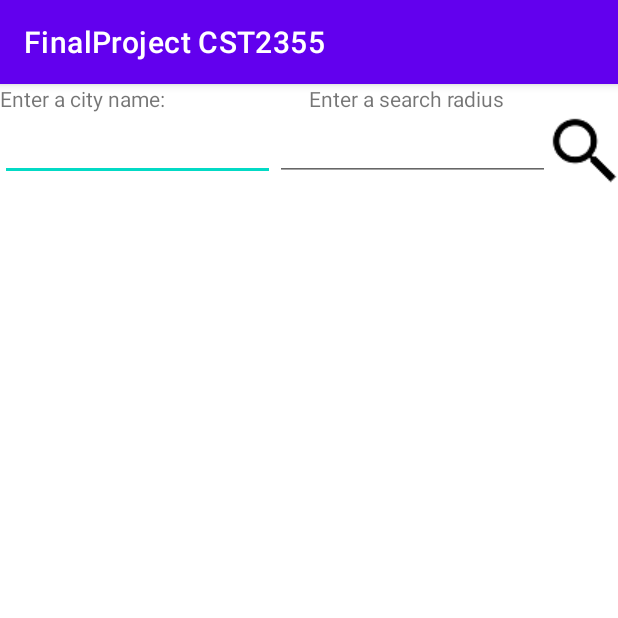
After one commit to MikeHansen45/FinalProject, an Android app: the TicketMasterActivity screen opened directly, with no data from a screen before it, on a phone screen of 412 x 824 dp, the top half of it. The commit adds this screen. Run offline under Robolectric (Android 15) with nearby library versions, the phone set to English and light mode, and no system bars.

Commit message:
Added connection to ticket master and basic parsing started building the class to hold ticketmaster info

```diff
--- a/app/src/main/AndroidManifest.xml
+++ b/app/src/main/AndroidManifest.xml
@@ -1,6 +1,7 @@
 <?xml version="1.0" encoding="utf-8"?>
 <manifest xmlns:android="http://schemas.android.com/apk/res/android"
     package="com.example.finalproject">
+    <uses-permission android:name="android.permission.INTERNET"/>
 
     <application
         android:allowBackup="true"
@@ -9,6 +10,7 @@
         android:roundIcon="@mipmap/ic_launcher_round"
         android:supportsRtl="true"
         android:theme="@style/Theme.FinalProject">
+        <activity android:name=".TicketMasterActivity"></activity>
         <activity android:name=".MainActivity">
             <intent-filter>
                 <action android:name="android.intent.action.MAIN" />
--- /dev/null
+++ b/app/src/main/java/com/example/finalproject/Event.java
@@ -0,0 +1,4 @@
+package com.example.finalproject;
+
+public class Event {
+}
--- /dev/null
+++ b/app/src/main/java/com/example/finalproject/TicketMasterActivity.java
@@ -0,0 +1,110 @@
+package com.example.finalproject;
+
+import androidx.appcompat.app.AppCompatActivity;
+
+import android.os.AsyncTask;
+import android.os.Bundle;
+import android.util.Log;
+import android.view.View;
+import android.widget.EditText;
+import android.widget.ImageButton;
+import android.widget.ProgressBar;
+
+import org.json.JSONArray;
+import org.json.JSONObject;
+
+import java.io.BufferedReader;
+import java.io.InputStream;
+import java.io.InputStreamReader;
+import java.net.HttpURLConnection;
+import java.net.URL;
+import java.util.Iterator;
+
+public class TicketMasterActivity extends AppCompatActivity {
+    private ImageButton search_IB;
+    private EditText cityName_ET;
+    private EditText radius_ET;
+    private ProgressBar search_PB;
+
+    @Override
+    protected void onCreate(Bundle savedInstanceState) {
+        super.onCreate(savedInstanceState);
+        setContentView(R.layout.activity_ticket_master);
+
+        //Assigns all the xml item ids to their java variables
+        search_IB = findViewById(R.id.search_IB);
+        cityName_ET = findViewById(R.id.cityName_ET);
+        radius_ET = findViewById(R.id.radius_ET);
+        search_PB = findViewById(R.id.searchPB);
+
+        search_IB.setOnClickListener(new View.OnClickListener() {
+            @Override
+            public void onClick(View v) {
+                //apikey=ZeH2TvddeHJytkYTsWA4F3GQ9gIWaVZB
+                // https://app.ticketmaster.com/discovery/v2/events.json?apikey=ZeH2TvddeHJytkYTsWA4F3GQ9gIWaVZB&city=toronto&radius=100
+
+                search_PB.setVisibility(View.VISIBLE);
+                SearchTktMstr req = new SearchTktMstr();
+                req.execute("https://app.ticketmaster.com/discovery/v2/events.json?apikey=ZeH2TvddeHJytkYTsWA4F3GQ9gIWaVZB&city=toronto&radius=100");
+            }
+        });
+
+
+
+    }
+    private class SearchTktMstr extends AsyncTask<String,Integer,String>{
+        @Override
+        protected String doInBackground(String... args) {
+            String JSONresult;
+            String line = null;
+            String name;
+            try {
+                URL url = new URL(args[0]);
+                HttpURLConnection jsonUrlConnection = (HttpURLConnection) url.openConnection();
+                InputStream responseJson = jsonUrlConnection.getInputStream();
+
+                BufferedReader reader = new BufferedReader(new InputStreamReader(responseJson, "UTF-8"), 8);
+                StringBuilder sb = new StringBuilder();
+                while((line = reader.readLine()) !=null){
+                    sb.append(line +"\n");
+//                    Log.d("LINE", line);
+                }
+                JSONresult = sb.toString();
+                JSONObject tktMstJSON = new JSONObject(JSONresult);
+                JSONObject embeded = tktMstJSON.getJSONObject("_embedded");
+                JSONArray events = embeded.getJSONArray("events");
+
+                Log.d("PLEASE FUCKING WORK", "WOROROROOROR");
+                   for(int i =0; i<events.length();i++){
+                    JSONObject obj = events.getJSONObject(i);
+                    name = obj.getString("name");
+                    Log.d("PLEASE BE THE NAME",name);
+
+                }
+
+
+
+
+
+            }
+            catch (Exception e){
+                Log.d("IN CATCH", "FUCK");
+            }
+            finally {
+                // close connection
+            }
+
+            return null;
+        }
+
+        @Override
+        protected void onProgressUpdate(Integer... values) {
+            super.onProgressUpdate(values);
+        }
+
+        @Override
+        protected void onPostExecute(String s) {
+            super.onPostExecute(s);
+        }
+    }
+}
--- a/app/src/main/res/layout/activity_main.xml
+++ b/app/src/main/res/layout/activity_main.xml
@@ -42,6 +42,7 @@
         android:id="@+id/toTicket"
         android:layout_width="match_parent"
         android:layout_height="wrap_content"
+        android:text="Ticket Master"
         />
 
 
--- /dev/null
+++ b/app/src/main/res/layout/activity_ticket_master.xml
@@ -0,0 +1,75 @@
+<?xml version="1.0" encoding="utf-8"?>
+<LinearLayout xmlns:android="http://schemas.android.com/apk/res/android"
+    xmlns:app="http://schemas.android.com/apk/res-auto"
+    xmlns:tools="http://schemas.android.com/tools"
+    android:layout_width="match_parent"
+    android:layout_height="match_parent"
+    tools:context=".TicketMasterActivity"
+    android:orientation="vertical">
+
+    <LinearLayout
+        android:layout_width="match_parent"
+        android:layout_height="wrap_content"
+        android:orientation="horizontal">
+        <TextView
+            android:layout_width="match_parent"
+            android:layout_height="wrap_content"
+            android:layout_weight="1"
+            android:text="@string/searchCity_TM"/>
+
+        <TextView
+            android:layout_width="match_parent"
+            android:layout_height="wrap_content"
+            android:layout_weight="1"
+            android:text="@string/searchRadius_TM"/>
+
+    </LinearLayout>
+
+    <LinearLayout
+        android:layout_width="match_parent"
+        android:layout_height="78dp"
+        android:orientation="horizontal">
+
+        <EditText
+            android:id="@+id/cityName_ET"
+            android:layout_width="match_parent"
+            android:layout_height="wrap_content"
+            android:layout_weight="1" />
+
+        <EditText
+            android:id="@+id/radius_ET"
+            android:layout_width="match_parent"
+            android:layout_height="wrap_content"
+            android:layout_weight="1" />
+
+        <ImageButton
+            android:id="@+id/search_IB"
+            android:layout_width="match_parent"
+            android:layout_height="49dp"
+            android:layout_weight="1.6"
+            android:src="@drawable/search" />
+
+
+    </LinearLayout>
+    <ProgressBar
+        android:id="@+id/searchPB"
+        style="?android:attr/progressBarStyleHorizontal"
+        android:layout_width="match_parent"
+        android:layout_height="wrap_content"
+        android:visibility="invisible"
+        />
+
+
+
+
+    <ListView
+            android:id="@+id/chatLView"
+            android:layout_width="match_parent"
+            android:layout_height="wrap_content" />
+
+
+
+
+
+
+</LinearLayout>
--- a/app/src/main/res/values/strings.xml
+++ b/app/src/main/res/values/strings.xml
@@ -1,3 +1,7 @@
 <resources>
-    <string name="app_name">FinalProject</string>
+    <string name="app_name">FinalProject CST2355</string>
+    <string name="ma_TV">Created by: </string>
+    <string name='author'>Zavar Siddiqui,  Marek La Roche,  Michael Hansen, Benjamin Dalton </string>
+    <string name='searchCity_TM'>Enter a city name: </string>
+    <string name="searchRadius_TM">Enter a search radius</string>
 </resources>
```
Also changed, not shown: app/src/main/java/com/example/finalproject/MainActivity.java (+16 -0 lines), app/src/main/res/drawable/search.png (added), 1 other file.
